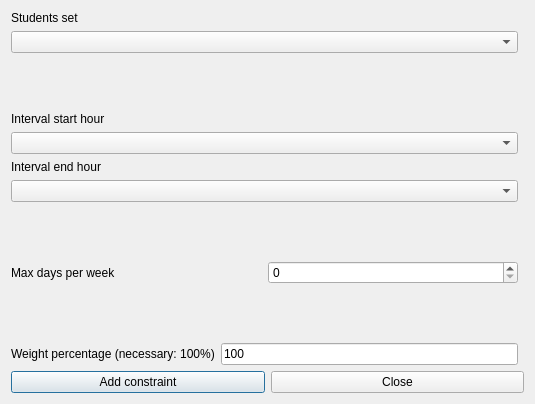
Qt form fet/src/interface/addconstraintstudentssetmorningintervalmaxdaysperweekform_template.ui (vonmecheln/fet) before a commit.
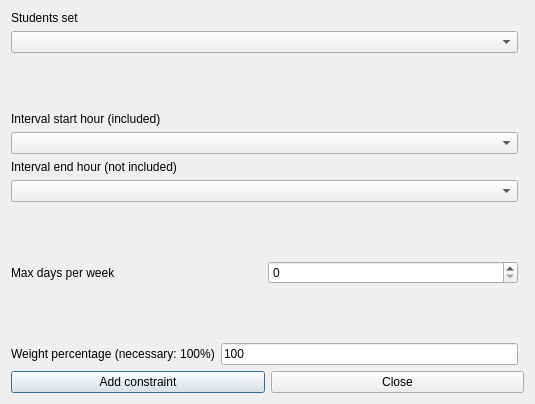
The same form after that commit.

Patch:
```diff
--- a/fet/src/interface/addconstraintstudentssetmorningintervalmaxdaysperweekform_template.ui
+++ b/fet/src/interface/addconstraintstudentssetmorningintervalmaxdaysperweekform_template.ui
@@ -158,7 +158,7 @@
         <enum>QFrame::Plain</enum>
        </property>
        <property name="text">
-        <string>Interval end hour</string>
+        <string extracomment="This field refers to a constraint operating on a given hourly interval. The selected start hour of the interval is included (is counted) in the constraint, while the selected end hour of the interval is not included (is not counted) in the constraint.">Interval end hour (not included)</string>
        </property>
        <property name="wordWrap">
         <bool>false</bool>
@@ -191,7 +191,7 @@
         <enum>QFrame::Plain</enum>
        </property>
        <property name="text">
-        <string>Interval start hour</string>
+        <string extracomment="This field refers to a constraint operating on a given hourly interval. The selected start hour of the interval is included (is counted) in the constraint, while the selected end hour of the interval is not included (is not counted) in the constraint.">Interval start hour (included)</string>
        </property>
        <property name="wordWrap">
         <bool>false</bool>
```
